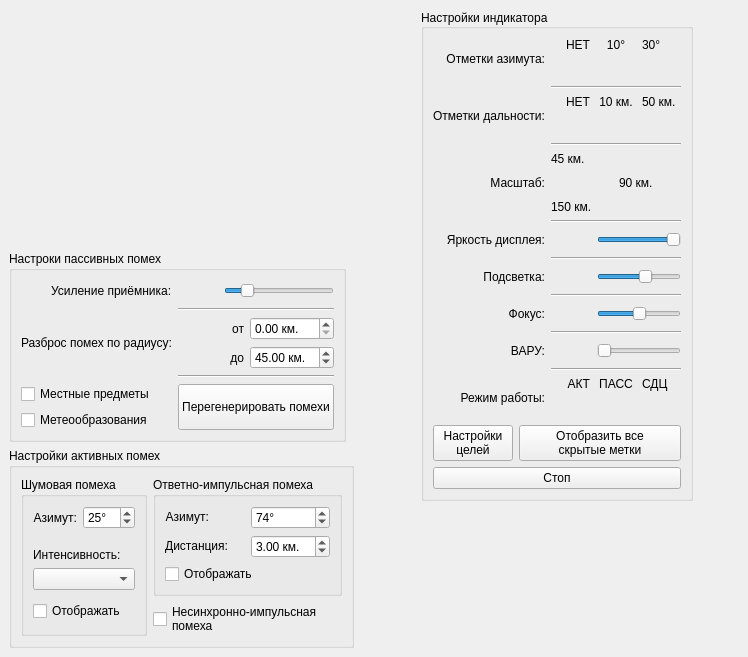
Qt form indicatordrl.ui (oln0ry/IKO) before a commit.
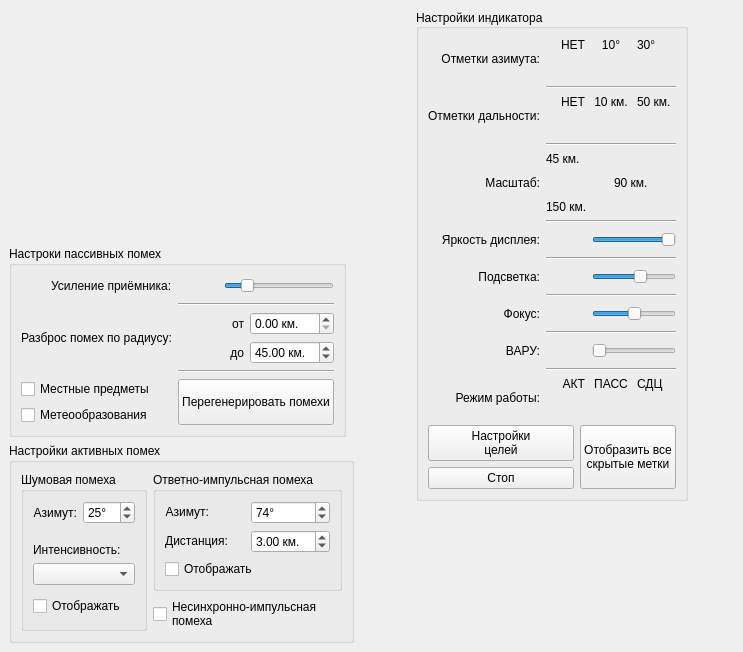
The same form after that commit. Icons and pictures are not drawn. Custom widgets are drawn as their Qt base class.

Commit message: Почти доработан интерфейс RSPIndicators

Diff of the .ui file:
```diff
--- a/indicatordrl.ui
+++ b/indicatordrl.ui
@@ -6,8 +6,8 @@
    <rect>
     <x>0</x>
     <y>0</y>
-    <width>748</width>
-    <height>657</height>
+    <width>743</width>
+    <height>652</height>
    </rect>
   </property>
   <property name="sizePolicy">
@@ -208,8 +208,8 @@
       </property>
       <layout class="QGridLayout" name="gridLayout">
        <item row="0" column="0">
-        <layout class="QVBoxLayout" name="LayoutIndicatorSettings">
-         <item>
+        <layout class="QGridLayout" name="gridLayout_25">
+         <item row="0" column="0">
           <layout class="QGridLayout" name="LayoutIndicatorSettingsInit">
            <item row="2" column="1">
             <layout class="QGridLayout" name="gridLayout_15">
@@ -264,8 +264,8 @@
                </property>
                <property name="iconSize">
                 <size>
-                 <width>25</width>
-                 <height>25</height>
+                 <width>20</width>
+                 <height>20</height>
                 </size>
                </property>
                <property name="flat">
@@ -340,8 +340,8 @@
                </property>
                <property name="iconSize">
                 <size>
-                 <width>25</width>
-                 <height>25</height>
+                 <width>20</width>
+                 <height>20</height>
                 </size>
                </property>
                <property name="flat">
@@ -380,8 +380,8 @@
               </widget>
              </item>
              <item row="1" column="0">
-              <layout class="QGridLayout" name="gridLayout_22">
-               <item row="0" column="0" alignment="Qt::AlignLeft|Qt::AlignVCenter">
+              <layout class="QHBoxLayout" name="horizontalLayout">
+               <item alignment="Qt::AlignLeft">
                 <widget class="QPushButton" name="SelectScale">
                  <property name="cursor">
                   <cursorShape>PointingHandCursor</cursorShape>
@@ -401,8 +401,8 @@
                  </property>
                  <property name="iconSize">
                   <size>
-                   <width>25</width>
-                   <height>25</height>
+                   <width>20</width>
+                   <height>20</height>
                   </size>
                  </property>
                  <property name="flat">
@@ -410,7 +410,7 @@
                  </property>
                 </widget>
                </item>
-               <item row="0" column="1" alignment="Qt::AlignLeft|Qt::AlignVCenter">
+               <item alignment="Qt::AlignLeft">
                 <widget class="QLabel" name="LabelScale90">
                  <property name="text">
                   <string>90 км.</string>
@@ -494,8 +494,8 @@
                </property>
                <property name="iconSize">
                 <size>
-                 <width>25</width>
-                 <height>25</height>
+                 <width>20</width>
+                 <height>20</height>
                 </size>
                </property>
                <property name="flat">
@@ -533,8 +533,8 @@
                </property>
                <property name="iconSize">
                 <size>
-                 <width>25</width>
-                 <height>25</height>
+                 <width>20</width>
+                 <height>20</height>
                 </size>
                </property>
                <property name="flat">
@@ -608,8 +608,8 @@
                </property>
                <property name="iconSize">
                 <size>
-                 <width>25</width>
-                 <height>25</height>
+                 <width>20</width>
+                 <height>20</height>
                 </size>
                </property>
                <property name="flat">
@@ -739,8 +739,8 @@
                </property>
                <property name="iconSize">
                 <size>
-                 <width>25</width>
-                 <height>25</height>
+                 <width>20</width>
+                 <height>20</height>
                 </size>
                </property>
                <property name="flat">
@@ -778,8 +778,8 @@
                </property>
                <property name="iconSize">
                 <size>
-                 <width>25</width>
-                 <height>25</height>
+                 <width>20</width>
+                 <height>20</height>
                 </size>
                </property>
                <property name="flat">
@@ -824,11 +824,8 @@
            </item>
           </layout>
          </item>
-         <item>
-          <layout class="QFormLayout" name="LayoutIndicatorSettingsButtons">
-           <property name="fieldGrowthPolicy">
-            <enum>QFormLayout::AllNonFixedFieldsGrow</enum>
-           </property>
+         <item row="1" column="0">
+          <layout class="QGridLayout" name="gridLayout_24">
            <item row="0" column="0">
             <widget class="QPushButton" name="SetTargetsSettings">
              <property name="sizePolicy">
@@ -846,7 +843,23 @@
              </property>
             </widget>
            </item>
-           <item row="0" column="1">
+           <item row="1" column="0">
+            <widget class="QPushButton" name="ChangeLocatorState">
+             <property name="sizePolicy">
+              <sizepolicy hsizetype="Minimum" vsizetype="Expanding">
+               <horstretch>0</horstretch>
+               <verstretch>0</verstretch>
+              </sizepolicy>
+             </property>
+             <property name="cursor">
+              <cursorShape>PointingHandCursor</cursorShape>
+             </property>
+             <property name="text">
+              <string>Стоп</string>
+             </property>
+            </widget>
+           </item>
+           <item row="0" column="1" rowspan="2">
             <widget class="QPushButton" name="ChangeViewStateAll">
              <property name="sizePolicy">
               <sizepolicy hsizetype="Minimum" vsizetype="Expanding">
@@ -863,22 +876,6 @@
              </property>
             </widget>
            </item>
-           <item row="1" column="0" colspan="2">
-            <widget class="QPushButton" name="ChangeLocatorState">
-             <property name="sizePolicy">
-              <sizepolicy hsizetype="Minimum" vsizetype="Expanding">
-               <horstretch>0</horstretch>
-               <verstretch>0</verstretch>
-              </sizepolicy>
-             </property>
-             <property name="cursor">
-              <cursorShape>PointingHandCursor</cursorShape>
-             </property>
-             <property name="text">
-              <string>Стоп</string>
-             </property>
-            </widget>
-           </item>
           </layout>
          </item>
         </layout>
@@ -964,8 +961,8 @@
              </property>
              <property name="iconSize">
               <size>
-               <width>25</width>
-               <height>25</height>
+               <width>20</width>
+               <height>20</height>
               </size>
              </property>
              <property name="flat">
```
The commit also changes 8 other files.
